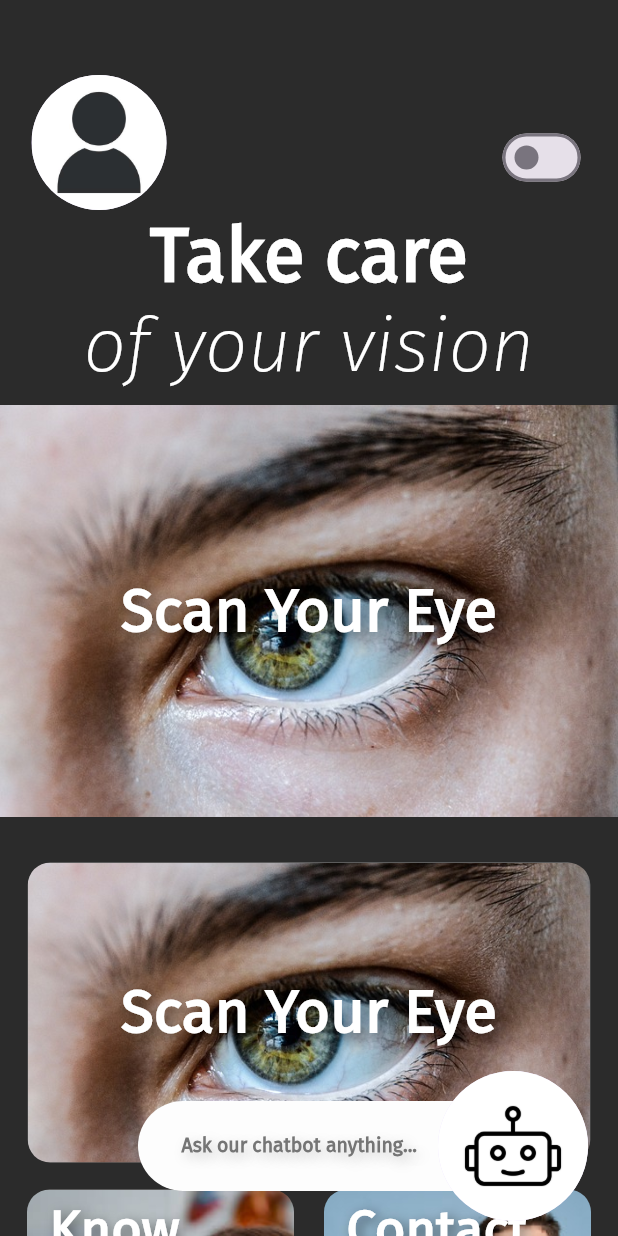
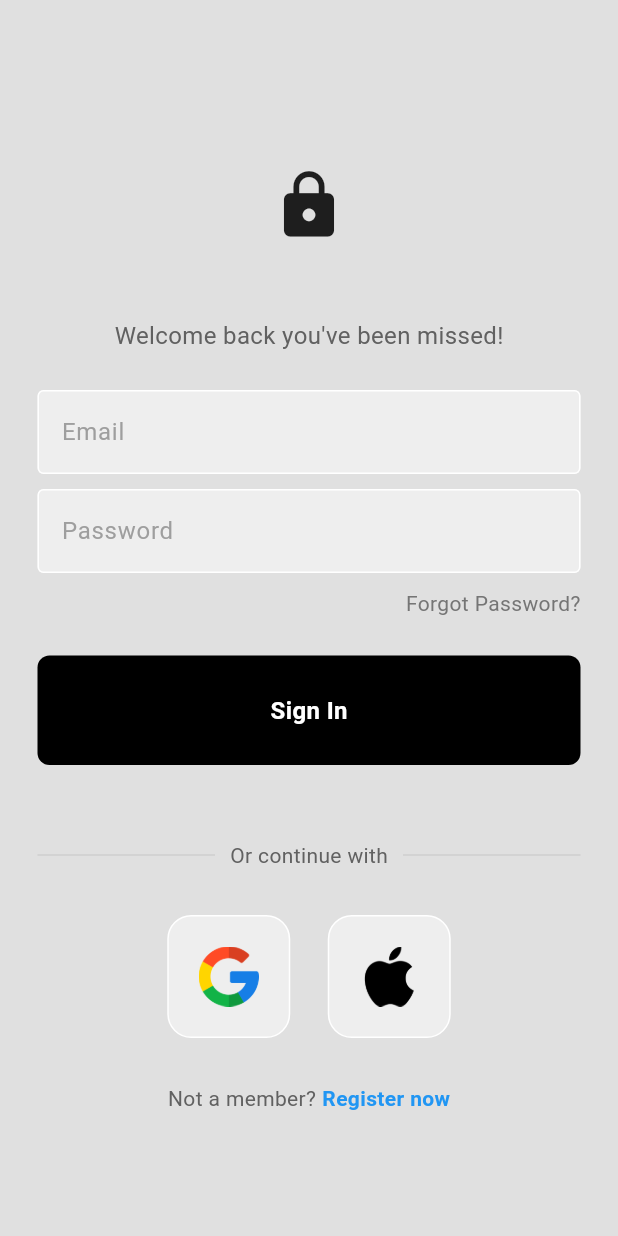
Before and after one commit to Pooh555/NSC_application, a Flutter app: the screen it shows after launch, on a phone screen of 412 x 824 dp. Run offline on Flutter 3.47's test engine with Material 3 defaults, Android fonts, the light colour scheme and no system bars; drawn by our look-alikes of carousel_slider; our stand-ins replace camera, firebase_auth, firebase_core, google_generative_ai, google_sign_in, image_picker; accounts and stored records are empty; Roboto replaces fonts that are missing (Fira_Sans); project files that could hold a hidden picture were left out.

Commit message:
Login page done

```diff
--- /dev/null
+++ b/lib/LogInPages/auth_page.dart
@@ -0,0 +1,34 @@
+import 'package:camera/camera.dart';
+import 'package:firebase_auth/firebase_auth.dart';
+import 'package:flutter/material.dart';
+import 'package:nsc/home.dart';
+import 'login_or_register_page.dart';
+
+void main() async {
+  List<CameraDescription> cameras = await availableCameras();
+
+  // Pass the first camera from the list to AuthPage
+  runApp(AuthPage(camera: cameras.first));
+}
+
+class AuthPage extends StatelessWidget {
+  final CameraDescription camera;
+
+  const AuthPage({super.key, required this.camera});
+
+  @override
+  Widget build(BuildContext context) {
+    return Scaffold(
+      body: StreamBuilder<User?>(
+        stream: FirebaseAuth.instance.authStateChanges(),
+        builder: (context, snapshot) {
+          if (snapshot.hasData) {
+            return HomePage(camera: camera); // Remove const here
+          } else {
+            return const LoginOrRegisterPage();
+          }
+        },
+      ),
+    );
+  }
+}
--- /dev/null
+++ b/lib/LogInPages/login_or_register_page.dart
@@ -0,0 +1,36 @@
+import 'package:flutter/material.dart';
+import 'package:nsc/LogInPages/login_page.dart';
+
+import 'register_page.dart';
+
+class LoginOrRegisterPage extends StatefulWidget {
+  const LoginOrRegisterPage({super.key});
+
+  @override
+  State<LoginOrRegisterPage> createState() => _LoginOrRegisterPageState();
+}
+
+class _LoginOrRegisterPageState extends State<LoginOrRegisterPage> {
+  //initialwithLoginPage
+  bool showLoginPage = true;
+
+  //between login&register
+  void togglePages() {
+    setState(() {
+      showLoginPage = !showLoginPage;
+    });
+  }
+
+  @override
+  Widget build(BuildContext context) {
+    if (showLoginPage) {
+      return LoginPage(
+        onTap: togglePages,
+      );
+    } else {
+      return RegisterPage(
+        onTap: togglePages,
+      );
+    }
+  }
+}
--- /dev/null
+++ b/lib/LogInPages/login_page.dart
@@ -0,0 +1,211 @@
+import 'package:firebase_auth/firebase_auth.dart';
+import 'package:flutter/material.dart';
+import 'package:nsc/components/my_button.dart';
+import 'package:nsc/components/my_textfield.dart';
+import 'package:nsc/components/square_tile.dart';
+import 'package:nsc/LogInPages/auth_service.dart';
+
+class LoginPage extends StatefulWidget {
+  final Function()? onTap;
+  const LoginPage({super.key, required this.onTap});
+
+  @override
+  State<LoginPage> createState() => _LoginPageState();
+}
+
+class _LoginPageState extends State<LoginPage> {
+  // text editing controllers
+  final emailController = TextEditingController();
+
+  final passwordController = TextEditingController();
+
+  // sign user in method
+  void signUserIn() async {
+    //show loading sign
+    showDialog(
+        context: context,
+        builder: (context) {
+          return const Center(
+            child: CircularProgressIndicator(),
+          );
+        });
+    //try to sign in
+    try {
+      await FirebaseAuth.instance.signInWithEmailAndPassword(
+          email: emailController.text, password: passwordController.text);
+      Navigator.pop(context);
+    } on FirebaseAuthException catch (e) {
+      Navigator.pop(context);
+      //showErrorMessage
+      showErrorMessage(e.code);
+    }
+
+    //pop loading sign
+  }
+
+  void showErrorMessage(String message) {
+    showDialog(
+      context: context,
+      builder: (context) {
+        return AlertDialog(
+          title: Center(
+              child: Text(
+            message,
+            style: const TextStyle(color: Colors.black87),
+          )),
+        );
+      },
+    );
+  }
+
+  @override
+  Widget build(BuildContext context) {
+    return Scaffold(
+      backgroundColor: Colors.grey[300],
+      body: SafeArea(
+        child: Center(
+          child: SingleChildScrollView(
+            child: Column(
+              mainAxisAlignment: MainAxisAlignment.center,
+              children: [
+                const SizedBox(height: 30),
+
+                // logo
+                const Icon(
+                  Icons.lock,
+                  size: 50,
+                ),
+
+                const SizedBox(height: 50),
+
+                // welcome back, you've been missed!
+                Text(
+                  'Welcome back you\'ve been missed!',
+                  style: TextStyle(
+                    color: Colors.grey[700],
+                    fontSize: 16,
+                  ),
+                ),
+
+                const SizedBox(height: 25),
+
+                // username textfield
+                MyTextField(
+                  controller: emailController,
+                  hintText: 'Email',
+                  obscureText: false,
+                ),
+
+                const SizedBox(height: 10),
+
+                // password textfield
+                MyTextField(
+                  controller: passwordController,
+                  hintText: 'Password',
+                  obscureText: true,
+                ),
+
+                const SizedBox(height: 10),
+
+                // forgot password?
+                Padding(
+                  padding: const EdgeInsets.symmetric(horizontal: 25.0),
+                  child: Row(
+                    mainAxisAlignment: MainAxisAlignment.end,
+                    children: [
+                      Text(
+                        'Forgot Password?',
+                        style: TextStyle(color: Colors.grey[600]),
+                      ),
+                    ],
+                  ),
+                ),
+
+                const SizedBox(height: 25),
+
+                // sign in button
+                MyButton(
+                  text: "Sign In",
+                  onTap: signUserIn,
+                ),
+
+                const SizedBox(height: 50),
+
+                // or continue with
+                Padding(
+                  padding: const EdgeInsets.symmetric(horizontal: 25.0),
+                  child: Row(
+                    children: [
+                      Expanded(
+                        child: Divider(
+                          thickness: 0.5,
+                          color: Colors.grey[400],
+                        ),
+                      ),
+                      Padding(
+                        padding: const EdgeInsets.symmetric(horizontal: 10.0),
+                        child: Text(
+                          'Or continue with',
+                          style: TextStyle(color: Colors.grey[700]),
+                        ),
+                      ),
+                      Expanded(
+                        child: Divider(
+                          thickness: 0.5,
+                          color: Colors.grey[400],
+                        ),
+                      ),
+                    ],
+                  ),
+                ),
+
+                const SizedBox(height: 30),
+
+                // google + apple sign in buttons
+                Row(
+                  mainAxisAlignment: MainAxisAlignment.center,
+                  children: [
+                    // google button
+                    SquareTile(
+                        onTap: () => AuthService().signInWithGoogle(),
+                        imagePath: 'assets/images/google.png'),
+
+                    const SizedBox(width: 25),
+
+                    // apple button
+                    SquareTile(
+                        onTap: () => {}, imagePath: 'assets/images/apple.png')
+                  ],
+                ),
+
+                const SizedBox(height: 30),
+
+                // not a member? register now
+                Row(
+                  mainAxisAlignment: MainAxisAlignment.center,
+                  children: [
+                    Text(
+                      'Not a member?',
+                      style: TextStyle(color: Colors.grey[700]),
+                    ),
+                    const SizedBox(width: 4),
+                    GestureDetector(
+                      onTap: widget.onTap,
+                      child: const Text(
+                        'Register now',
+                        style: TextStyle(
+                          color: Colors.blue,
+                          fontWeight: FontWeight.bold,
+                        ),
+                      ),
+                    ),
+                  ],
+                )
+              ],
+            ),
+          ),
+        ),
+      ),
+    );
+  }
+}
--- /dev/null
+++ b/lib/components/my_button.dart
@@ -0,0 +1,33 @@
+import 'package:flutter/material.dart';
+
+class MyButton extends StatelessWidget {
+  final Function()? onTap;
+  final String text;
+
+  const MyButton({super.key, required this.onTap, required this.text});
+
+  @override
+  Widget build(BuildContext context) {
+    return GestureDetector(
+      onTap: onTap,
+      child: Container(
+        padding: const EdgeInsets.all(25),
+        margin: const EdgeInsets.symmetric(horizontal: 25),
+        decoration: BoxDecoration(
+          color: Colors.black,
+          borderRadius: BorderRadius.circular(8),
+        ),
+        child: Center(
+          child: Text(
+            text,
+            style: const TextStyle(
+              color: Colors.white,
+              fontWeight: FontWeight.bold,
+              fontSize: 16,
+            ),
+          ),
+        ),
+      ),
+    );
+  }
+}
--- /dev/null
+++ b/lib/components/my_textfield.dart
@@ -0,0 +1,36 @@
+import 'package:flutter/material.dart';
+
+class MyTextField extends StatelessWidget {
+  final controller;
+  final String hintText;
+  final bool obscureText;
+
+  const MyTextField({
+    super.key,
+    required this.controller,
+    required this.hintText,
+    required this.obscureText,
+  });
+
+  @override
+  Widget build(BuildContext context) {
+    return Padding(
+      padding: const EdgeInsets.symmetric(horizontal: 25.0),
+      child: TextField(
+        controller: controller,
+        obscureText: obscureText,
+        decoration: InputDecoration(
+            enabledBorder: const OutlineInputBorder(
+              borderSide: BorderSide(color: Colors.white),
+            ),
+            focusedBorder: OutlineInputBorder(
+              borderSide: BorderSide(color: Colors.grey.shade400),
+            ),
+            fillColor: Colors.grey.shade200,
+            filled: true,
+            hintText: hintText,
+            hintStyle: TextStyle(color: Colors.grey[500])),
+      ),
+    );
+  }
+}
--- /dev/null
+++ b/lib/components/square_tile.dart
@@ -0,0 +1,30 @@
+import 'package:flutter/material.dart';
+
+class SquareTile extends StatelessWidget {
+  final String imagePath;
+  final Function()? onTap;
+  const SquareTile({
+    super.key,
+    required this.imagePath,
+    required this.onTap,
+  });
+
+  @override
+  Widget build(BuildContext context) {
+    return GestureDetector(
+      onTap: onTap,
+      child: Container(
+        padding: const EdgeInsets.all(20),
+        decoration: BoxDecoration(
+          border: Border.all(color: Colors.white),
+          borderRadius: BorderRadius.circular(16),
+          color: Colors.grey[200],
+        ),
+        child: Image.asset(
+          imagePath,
+          height: 40,
+        ),
+      ),
+    );
+  }
+}
--- a/lib/home.dart
+++ b/lib/home.dart
@@ -70,30 +70,16 @@ class AppTheme {
   }
 }
 
-Future<void> main() async {
-  // Ensure that plugin services are initialized so that `availableCameras()`
-  // can be called before `runApp()`
-  WidgetsFlutterBinding.ensureInitialized();
+class HomePage extends StatefulWidget {
+  final CameraDescription camera;
 
-  // Obtain a list of the available cameras on the device.
-  final cameras = await availableCameras();
+  const HomePage({super.key, required this.camera});
 
-  // Get a specific camera from the list of available cameras.
-  final firstCamera = cameras.first;
-
-  runApp(MyApp(camera: firstCamera));
+  @override
+  _MyHomePageState createState() => _MyHomePageState();
 }
 
-class MyApp extends StatefulWidget {
-  final CameraDescription camera;
-
-  const MyApp({super.key, required this.camera});
-
-  @override
-  _MyAppState createState() => _MyAppState();
-}
-
-class _MyAppState extends State<MyApp> {
+class _MyHomePageState extends State<HomePage> {
   // Initialize theme
   late AppTheme currentTheme;
 
--- /dev/null
+++ b/lib/main.dart
@@ -0,0 +1,28 @@
+import 'package:camera/camera.dart';
+import 'package:flutter/material.dart';
+import 'package:nsc/LogInPages/auth_page.dart';
+import 'package:firebase_core/firebase_core.dart';
+import 'firebase_options.dart';
+
+void main() async {
+  WidgetsFlutterBinding.ensureInitialized();
+  await Firebase.initializeApp(options: DefaultFirebaseOptions.currentPlatform);
+  List<CameraDescription> cameras = await availableCameras();
+
+  // Pass the first camera from the list to AuthPage
+  runApp(MyApp(camera: cameras.first));
+}
+
+class MyApp extends StatelessWidget {
+  final CameraDescription camera;
+
+  const MyApp({Key? key, required this.camera}) : super(key: key);
+
+  @override
+  Widget build(BuildContext context) {
+    return MaterialApp(
+      debugShowCheckedModeBanner: false,
+      home: AuthPage(camera: camera),
+    );
+  }
+}
--- a/pubspec.yaml
+++ b/pubspec.yaml
@@ -43,6 +43,9 @@ dependencies:
   image_picker: ^1.1.2
   carousel_slider: ^4.2.1
   url_launcher: ^6.3.0
+  firebase_auth: ^5.1.2
+  google_sign_in: ^6.2.1
+  firebase_core: ^3.2.0
 
 dev_dependencies:
   flutter_test:
@@ -80,6 +83,8 @@ flutter:
      - assets/images/conjunctivitis.jpg
      - assets/images/glaucoma.jpg
      - assets/images/feedbackQR.jpg
+     - assets/images/apple.png
+     - assets/images/google.png
      - assets/text/cataract.txt
 
   # An image asset can refer to one or more resolution-specific "variants", see
```
Also changed, not shown: lib/LogInPages/auth_service.dart (added, +16 -0 lines), lib/LogInPages/register_page.dart (added, +208 -0 lines), assets/images/apple.png (added), assets/images/google.png (added), lib/firebase_options.dart (added), pubspec.lock, 5 other files.
